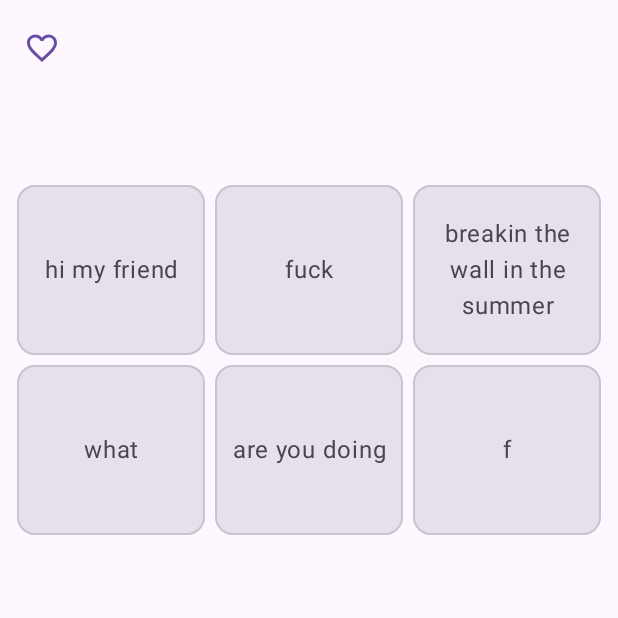
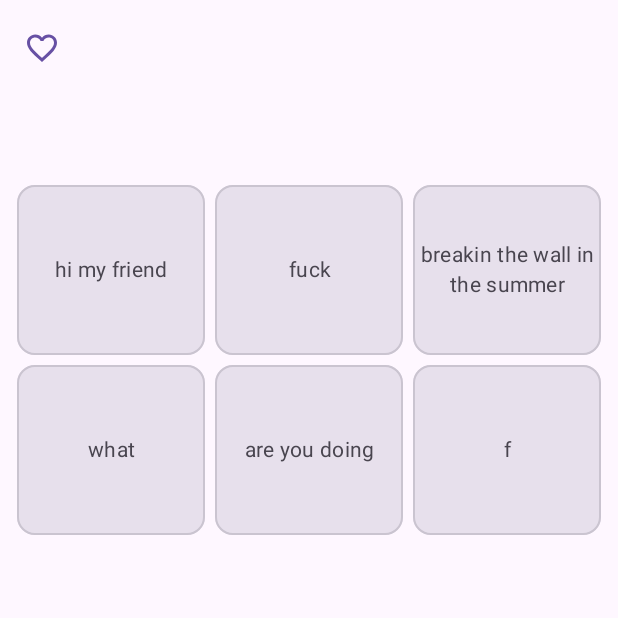
Before and after one commit to roguecat0/BingoApp, an Android app built with Jetpack Compose: the screen it shows after launch (MainActivity), after a tap on "games", on a phone screen of 412 x 824 dp, the top half of it. Run offline under Robolectric (Android 15) with nearby library versions, the light colour scheme and no system bars.

Commit message:
UI Tweaks, Added Share function

```diff
--- a/app/src/main/java/com/example/bingoapp/common/GameMode.kt
+++ b/app/src/main/java/com/example/bingoapp/common/GameMode.kt
@@ -1,12 +1,18 @@
 package com.example.bingoapp.common
 
 enum class GameMode {
-    Classic,Corners,Experimental;
+    Classic,Corners,Experimental,Full;
     companion object {
         fun fromSize(bingo: BingoDimention): GameMode =
             when (bingo.dim[0]==bingo.dim[1]) {
                 true -> Classic
                 false -> Corners
+            }
+        fun fromName(mode: String): GameMode =
+            when (mode) {
+                "Classic" -> Classic
+                "Corners" -> Corners
+                "Full" -> Full
                 else -> throw IllegalArgumentException("Bingo is not recognized.")
             }
     }
--- a/app/src/main/java/com/example/bingoapp/uiLayer/BingoApp.kt
+++ b/app/src/main/java/com/example/bingoapp/uiLayer/BingoApp.kt
@@ -17,6 +17,7 @@ import androidx.navigation.compose.composable
 import androidx.navigation.compose.currentBackStackEntryAsState
 import androidx.navigation.compose.rememberNavController
 import androidx.navigation.navArgument
+import androidx.navigation.navDeepLink
 import com.example.bingoapp.uiLayer.bingo.BingoGame
 import com.example.bingoapp.uiLayer.bingoList.BingoList
 import com.example.bingoapp.uiLayer.bingoMaker.BingoMaker
@@ -25,7 +26,9 @@ import com.example.compose.BingoAppTheme
 
 @OptIn(ExperimentalMaterial3Api::class)
 @Composable
-fun BingoApp(){
+fun BingoApp(
+    shareBingo: (String) -> Unit
+){
     BingoAppTheme {
         val navController = rememberNavController()
         val backstackEntry = navController.currentBackStackEntryAsState()
@@ -55,7 +58,8 @@ fun BingoApp(){
             ) { innerPadding ->
                 BingoNavHost(
                     navController = navController,
-                    modifier = Modifier.padding(innerPadding)
+                    modifier = Modifier.padding(innerPadding),
+                    shareBingo = shareBingo
                 )
             }
 
@@ -69,6 +73,7 @@ fun BingoApp(){
 fun BingoNavHost(
     navController: NavHostController,
     modifier: Modifier = Modifier,
+    shareBingo: (String) -> Unit
 ){
     NavHost(navController = navController,
     startDestination = Screen.BingoListScreen.name,
@@ -79,15 +84,23 @@ fun BingoNavHost(
                     navigateToBingoGame(navController,id) },
                 onFabClick = {navController
                     .navigate("${Screen.BingoMakerScreen.name}/")},
-                editBingo = {id: Int -> navigateToEditMaker(navController,id)}
+                editBingo = {id: Int -> navigateToEditMaker(navController,id)},
+                shareBingo = shareBingo
             )
         }
+        val uri = "https://www.bingo.be"
         composable(
             route = "${Screen.BingoMakerScreen.name}/?BingoId={BingoId}",
-            arguments = listOf(navArgument("BingoId") {
+            arguments = listOf(
+                navArgument("BingoId") {
                     defaultValue = -1
-                    type = NavType.IntType
-            })
+                    type = NavType.IntType },
+                navArgument("bingoValues"){
+                    defaultValue = ""
+                    type = NavType.StringType
+                }
+            ),
+            deepLinks = listOf(navDeepLink { uriPattern = "$uri/{bingoValues}" })
         ) {
 
             BingoMaker(navToList = {navController.navigate(Screen.BingoListScreen.name)})
@@ -123,5 +136,5 @@ private fun navigateToEditMaker(navController: NavHostController, id: Int) {
     heightDp = 700)
 @Composable
 fun AppPreview(){
-    BingoApp()
+    BingoApp({})
 }
--- a/app/src/main/java/com/example/bingoapp/uiLayer/bingo/BingoGame.kt
+++ b/app/src/main/java/com/example/bingoapp/uiLayer/bingo/BingoGame.kt
@@ -27,7 +27,8 @@ fun BingoGame(
             rows = state.bingoGame.size.dim[1],
             itemList = state.bingoGame.items,
             switchPressed = {item -> viewModel.switchPressed(item)},
-            checkComplete = {viewModel.checkComplete()}
+            checkComplete = {viewModel.checkComplete()},
+            isBig = viewModel.state.textIsBig
         )
         if(state.bingoGame.complete){
             CompleteAlert(
@@ -44,13 +45,14 @@ fun GameUI(
     rows: Int,
     itemList: List<BingoItem>,
     switchPressed: (BingoItem)->Unit,
-    checkComplete: ()-> Unit
+    checkComplete: ()-> Unit,
+    isBig: Boolean
 ) {
 
     LazyVerticalGrid(columns = GridCells.Fixed(rows),
         contentPadding = PaddingValues(8.dp)){
         items(itemList){ item ->
-            BingoPick(item,switchPressed,checkComplete)
+            BingoPick(item,switchPressed,checkComplete,isBig)
         }
     }
 }
@@ -58,7 +60,8 @@ fun GameUI(
 fun BingoPick(
     item: BingoItem,
     switchPressed: (BingoItem)->Unit,
-    checkComplete: ()-> Unit
+    checkComplete: ()-> Unit,
+    isBig: Boolean
 
 ){
     OutlinedCard(
@@ -77,6 +80,8 @@ fun BingoPick(
     ){
         Text(
             text = item.name,
+            style = if(isBig) MaterialTheme.typography.bodySmall
+                else MaterialTheme.typography.bodyMedium,
             textAlign = TextAlign.Center,
             modifier = Modifier
                 .fillMaxSize()
@@ -130,7 +135,8 @@ fun BingoPickPreview(){
     BingoPick(
         item = BingoItem("yolo"),
         switchPressed = {it},
-        checkComplete = {}
+        checkComplete = {},
+        isBig = true
     )
 }
 
@@ -144,7 +150,12 @@ fun BingoGamePreview(){
             "hello","goodbye","always snows",
             "fuck","what","am I doing","today",
             "nothing I guess","your right").map { BingoItem(it) }
-        GameUI(rows = 3, itemList = li, switchPressed = {it}, checkComplete = {})
+        GameUI(rows = 3,
+            itemList = li,
+            switchPressed = {it},
+            checkComplete = {},
+            isBig = false
+        )
     }
 
 
--- a/app/src/main/java/com/example/bingoapp/uiLayer/bingo/BingoGameState.kt
+++ b/app/src/main/java/com/example/bingoapp/uiLayer/bingo/BingoGameState.kt
@@ -1,7 +1,9 @@
 package com.example.bingoapp.uiLayer.bingo
 
 import com.example.bingoapp.uiLayer.models.BingoGameUI
+import com.example.bingoapp.uiLayer.models.isTextBig
 
 data class BingoGameState(
-    val bingoGame: BingoGameUI = BingoGameUI()
+    val bingoGame: BingoGameUI = BingoGameUI(),
+    val textIsBig: Boolean = bingoGame.isTextBig()
 )
--- a/app/src/main/java/com/example/bingoapp/uiLayer/bingoList/BingoList.kt
+++ b/app/src/main/java/com/example/bingoapp/uiLayer/bingoList/BingoList.kt
@@ -18,10 +18,13 @@ import com.example.bingoapp.dataLayer.dataSource.toOptionUI
 import com.example.bingoapp.uiLayer.bingoList.components.BingoListItem
 
 @Composable
-fun BingoList(onItemClick: (Int) -> Unit,
-            onFabClick: () -> Unit,
-            viewModel: BingoListViewModel = viewModel(),
-            editBingo: (Int) -> Unit){
+fun BingoList(
+    onItemClick: (Int) -> Unit,
+    onFabClick: () -> Unit,
+    viewModel: BingoListViewModel = viewModel(),
+    editBingo: (Int) -> Unit,
+    shareBingo: (String) -> Unit
+){
     val state: BingoListState = viewModel.state
     Box{
         LazyColumn(
@@ -36,13 +39,24 @@ fun BingoList(onItemClick: (Int) -> Unit,
                     fontWeight = FontWeight.Bold,
                     color = MaterialTheme.colorScheme.primary
                 )
+                Spacer(modifier = Modifier.height(20.dp))
+                Divider(
+                    thickness = 1.dp,
+                    modifier = Modifier.width(250.dp),
+                    color = MaterialTheme.colorScheme.primaryContainer
+                )
+                Spacer(modifier = Modifier.height(20.dp))
             }
             items(state.bingoList.reversed()) { bingo ->
                 BingoListItem(
                     bingo = bingo,
                     onItemClick = onItemClick,
                     editBingo = editBingo,
-                    deleteBingo = {id: Int -> viewModel.deleteBingo(id)}
+                    deleteBingo = {id: Int -> viewModel.deleteBingo(id)},
+                    shareBingo = shareBingo,
+                    getBingoShareData = {id: Int -> viewModel.getBingoShareData(id)},
+                    switchExpanded = {id : Int -> viewModel.switchExpanded(id)},
+                    expandedOff = {id : Int -> viewModel.expandedOff(id)}
                 )
             }
             item{
@@ -82,7 +96,11 @@ fun BingoPreview() {
                     bingo = bingo,
                     onItemClick = {  },
                     editBingo = {  },
-                    deleteBingo = {}
+                    deleteBingo = {},
+                    shareBingo = {},
+                    getBingoShareData = {"hello"},
+                    switchExpanded = {},
+                    expandedOff = {}
                 )
             }
             item{
--- a/app/src/main/java/com/example/bingoapp/uiLayer/bingoList/components/BingoListItem.kt
+++ b/app/src/main/java/com/example/bingoapp/uiLayer/bingoList/components/BingoListItem.kt
@@ -1,10 +1,11 @@
 package com.example.bingoapp.uiLayer.bingoList.components
 
-import androidx.compose.foundation.clickable
 import androidx.compose.foundation.layout.*
 import androidx.compose.material.icons.Icons
 import androidx.compose.material.icons.filled.Close
 import androidx.compose.material.icons.filled.Edit
+import androidx.compose.material.icons.filled.MoreVert
+import androidx.compose.material.icons.filled.Share
 import androidx.compose.material3.*
 import androidx.compose.runtime.Composable
 import androidx.compose.ui.Alignment
@@ -19,13 +20,18 @@ fun BingoListItem(
     bingo: BingoOptionUI,
     onItemClick: (Int) -> Unit,
     editBingo: (Int) -> Unit,
-    deleteBingo: (Int) -> Unit
+    deleteBingo: (Int) -> Unit,
+    shareBingo: (String) -> Unit,
+    getBingoShareData: (Int) -> String,
+    expandedOff: (Int) -> Unit,
+    switchExpanded: (Int) -> Unit
 ) {
+    val expanded = bingo.menu
     ElevatedCard(
         onClick = { onItemClick(bingo.id)},
         modifier = Modifier
             .padding(8.dp)
-            .width(310.dp)
+            .width(330.dp)
             .height(60.dp),
         colors = CardDefaults
             .elevatedCardColors(containerColor = MaterialTheme.colorScheme.surface),
@@ -39,10 +45,10 @@ fun BingoListItem(
             Text(
                 text = bingo.name,
                 modifier = Modifier
-                    .padding(top = 20.dp, bottom = 20.dp, start = 17.dp, end = 13.dp)
+                    .padding(top = 0.dp, bottom = 0.dp, start = 17.dp, end = 13.dp)
                     .fillMaxHeight()
                     .wrapContentHeight(Alignment.CenterVertically)
-                    .width(130.dp),
+                    .width(180.dp),
                 textAlign = TextAlign.Left,
                 style = MaterialTheme.typography.bodyLarge
             )
@@ -55,26 +61,67 @@ fun BingoListItem(
                 shape = MaterialTheme.shapes.extraLarge
 
             )
-            Icon(
-                imageVector = Icons.Default.Edit,
-                contentDescription = null,
-                modifier = Modifier
-                    .fillMaxHeight()
-                    .wrapContentHeight(Alignment.CenterVertically)
-                    .clickable { editBingo(bingo.id) }
-                    .padding(10.dp),
-                tint = MaterialTheme.colorScheme.onSurfaceVariant
-            )
-            Icon(
-                imageVector = Icons.Default.Close,
-                contentDescription = null,
-                modifier = Modifier
-                    .fillMaxHeight()
-                    .wrapContentHeight(Alignment.CenterVertically)
-                    .clickable { deleteBingo(bingo.id) }
-                    .padding(5.dp),
-                tint = MaterialTheme.colorScheme.onSurfaceVariant
-            )
+            Box(modifier = Modifier.fillMaxSize().wrapContentSize(Alignment.TopStart)){
+                TextButton(onClick = { switchExpanded(bingo.id) },
+                    modifier = Modifier
+                        .fillMaxHeight()
+                        .wrapContentHeight(Alignment.CenterVertically)
+                ) {
+                    Icon(
+                        imageVector = Icons.Default.MoreVert,
+                        contentDescription = null,
+                        modifier = Modifier.padding(start = 0.dp)
+                    )
+                }
+                DropdownMenu(
+                    expanded = expanded,
+                    onDismissRequest = { expandedOff(bingo.id) }) {
+                    DropdownMenuItem(
+                        leadingIcon = {Icon(imageVector = Icons.Default.Edit,
+                                contentDescription = null,)},
+                        text = {Text("Edit")},
+                        onClick = { expandedOff(bingo.id)
+                            editBingo(bingo.id) })
+                    DropdownMenuItem(
+                        leadingIcon = {Icon(imageVector = Icons.Default.Close,
+                            contentDescription = null,)},
+                        text = {Text("Delete")},
+                        onClick = { expandedOff(bingo.id)
+                            deleteBingo })
+                    DropdownMenuItem(
+                        leadingIcon = {Icon(imageVector = Icons.Default.Share,
+                            contentDescription = null,)},
+                        text = {Text("Share")},
+                        onClick = { expandedOff(bingo.id)
+                            shareBingo(getBingoShareData(bingo.id))})
+                }
+            }
+//            Icon(
+//                imageVector = Icons.Default.Edit,
+//                contentDescription = null,
+//                modifier = Modifier
+//                    .fillMaxHeight()
+//                    .wrapContentHeight(Alignment.CenterVertically)
+//                    .clickable { editBingo(bingo.id)
+//                        val bingoShareData: String = getBingoShareData(bingo.id)
+//                        shareBingo(bingoShareData)
+//                    }
+//                    .padding(10.dp),
+//                tint = MaterialTheme.colorScheme.onSurfaceVariant
+//            )
+//            Icon(
+//                imageVector = Icons.Default.Close,
+//                contentDescription = null,
+//                modifier = Modifier
+//                    .fillMaxHeight()
+//                    .wrapContentHeight(Alignment.CenterVertically)
+//                    .clickable { //deleteBingo(bingo.id)
+//                        val bingoShareData: String = getBingoShareData(bingo.id)
+//                        shareBingo(bingoShareData)
+//                    }
+//                    .padding(5.dp),
+//                tint = MaterialTheme.colorScheme.onSurfaceVariant
+//            )
 //            TextButton(onClick = { editBingo(bingo.id) },
 //                modifier = Modifier
 //                    .fillMaxHeight()
--- a/app/src/main/java/com/example/bingoapp/uiLayer/models/BingoGameUI.kt
+++ b/app/src/main/java/com/example/bingoapp/uiLayer/models/BingoGameUI.kt
@@ -25,3 +25,4 @@ fun BingoGameUI.toData(): BingoData {
         mode = mode
     )
 }
+fun BingoGameUI.isTextBig(): Boolean = size.dim[0]*size.dim[1]>=20
--- a/app/src/main/java/com/example/bingoapp/uiLayer/models/BingoOptionUI.kt
+++ b/app/src/main/java/com/example/bingoapp/uiLayer/models/BingoOptionUI.kt
@@ -3,5 +3,6 @@ package com.example.bingoapp.uiLayer.models
 data class BingoOptionUI(
     val name: String,
     val size: String,
-    val id: Int
+    val id: Int,
+    val menu: Boolean = false
 )
```
Also changed, not shown: app/src/main/AndroidManifest.xml (+6 -1 lines), app/src/main/java/com/example/bingoapp/MainActivity.kt (+17 -1 lines), app/src/main/java/com/example/bingoapp/common/BingoDimention.kt (+14 -1 lines), app/src/main/java/com/example/bingoapp/dataLayer/dataSource/FakeData.kt (+7 -0 lines), app/src/main/java/com/example/bingoapp/dataLayer/repository/BingoRepository.kt (+19 -4 lines), app/src/main/java/com/example/bingoapp/uiLayer/bingoList/BingoListViewModel.kt (+17 -0 lines), app/src/main/java/com/example/bingoapp/uiLayer/bingoMaker/BingoMaker.kt (+4 -4 lines), app/src/main/java/com/example/bingoapp/uiLayer/bingoMaker/BingoMakerViewModel.kt (+12 -3 lines).
